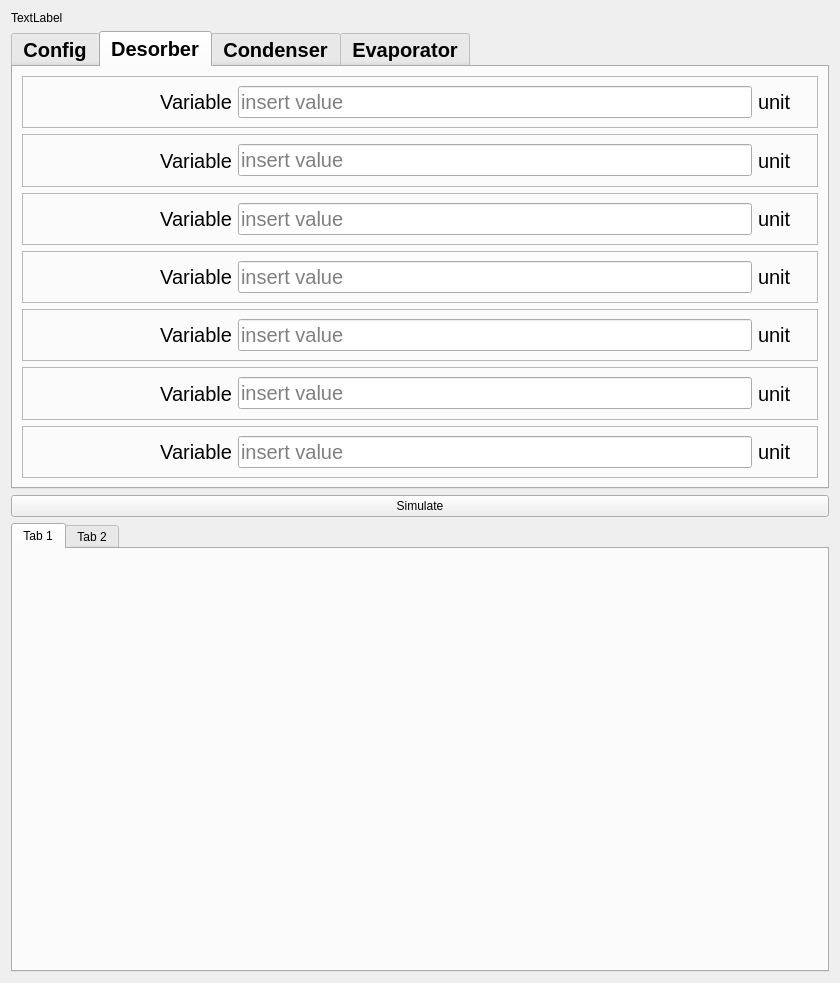
Above: HeatExchange.ui from diocore/HeatExchangerSimulation before the change. Below: the same form after it.
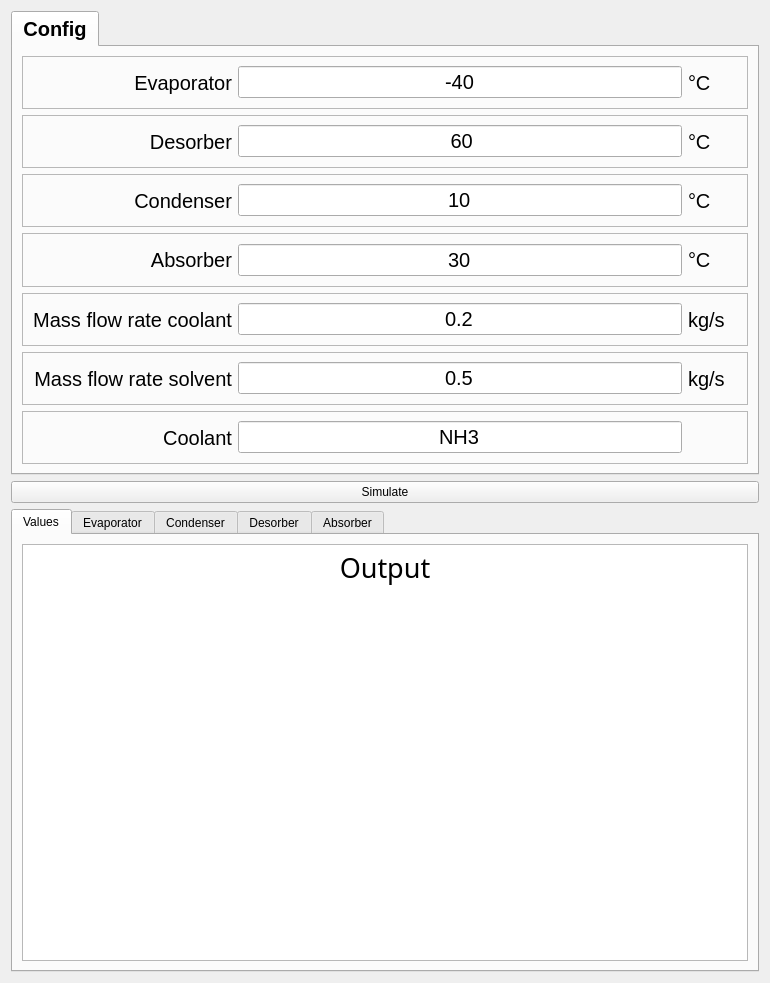
That is the form after the change. The open tabs and pages were chosen to show the change.

Patch:
```diff
--- a/HeatExchange.ui
+++ b/HeatExchange.ui
@@ -6,7 +6,7 @@
    <rect>
     <x>0</x>
     <y>0</y>
-    <width>840</width>
+    <width>770</width>
     <height>983</height>
    </rect>
   </property>
@@ -14,13 +14,6 @@
    <string>Form</string>
   </property>
   <layout class="QVBoxLayout" name="verticalLayout">
-   <item>
-    <widget class="QLabel" name="label_4">
-     <property name="text">
-      <string>TextLabel</string>
-     </property>
-    </widget>
-   </item>
    <item>
     <widget class="QTabWidget" name="tabWidget">
      <property name="font">
@@ -86,6 +79,15 @@
               <bold>false</bold>
              </font>
             </property>
+            <property name="text">
+             <string>-40</string>
+            </property>
+            <property name="frame">
+             <bool>true</bool>
+            </property>
+            <property name="alignment">
+             <set>Qt::AlignCenter</set>
+            </property>
             <property name="placeholderText">
              <string>insert value</string>
             </property>
@@ -158,6 +160,12 @@
               <bold>false</bold>
              </font>
             </property>
+            <property name="text">
+             <string> 60</string>
+            </property>
+            <property name="alignment">
+             <set>Qt::AlignCenter</set>
+            </property>
             <property name="placeholderText">
              <string>insert value</string>
             </property>
@@ -230,6 +238,12 @@
               <bold>false</bold>
              </font>
             </property>
+            <property name="text">
+             <string>10</string>
+            </property>
+            <property name="alignment">
+             <set>Qt::AlignCenter</set>
+            </property>
             <property name="placeholderText">
              <string>insert value</string>
             </property>
@@ -302,6 +316,12 @@
               <bold>false</bold>
              </font>
             </property>
+            <property name="text">
+             <string>30</string>
+            </property>
+            <property name="alignment">
+             <set>Qt::AlignCenter</set>
+            </property>
             <property name="placeholderText">
              <string>insert value</string>
             </property>
@@ -359,7 +379,7 @@
              </font>
             </property>
             <property name="text">
-             <string>Volumetric flow rate</string>
+             <string>Mass flow rate coolant</string>
             </property>
             <property name="alignment">
              <set>Qt::AlignRight|Qt::AlignTrailing|Qt::AlignVCenter</set>
@@ -374,6 +394,15 @@
               <bold>false</bold>
              </font>
             </property>
+            <property name="layoutDirection">
+             <enum>Qt::LeftToRight</enum>
+            </property>
+            <property name="text">
+             <string>0.2</string>
+            </property>
+            <property name="alignment">
+             <set>Qt::AlignCenter</set>
+            </property>
             <property name="placeholderText">
              <string>insert value</string>
             </property>
@@ -394,7 +423,85 @@
              </font>
             </property>
             <property name="text">
-             <string>m^3/s</string>
+             <string>kg/s</string>
+            </property>
+           </widget>
+          </item>
+         </layout>
+        </widget>
+       </item>
+       <item>
+        <widget class="QFrame" name="frame_8">
+         <property name="minimumSize">
+          <size>
+           <width>0</width>
+           <height>50</height>
+          </size>
+         </property>
+         <property name="frameShape">
+          <enum>QFrame::StyledPanel</enum>
+         </property>
+         <property name="frameShadow">
+          <enum>QFrame::Raised</enum>
+         </property>
+         <layout class="QHBoxLayout" name="horizontalLayout_7">
+          <item>
+           <widget class="QLabel" name="variable_17">
+            <property name="minimumSize">
+             <size>
+              <width>200</width>
+              <height>0</height>
+             </size>
+            </property>
+            <property name="font">
+             <font>
+              <weight>50</weight>
+              <bold>false</bold>
+             </font>
+            </property>
+            <property name="text">
+             <string>Mass flow rate solvent</string>
+            </property>
+            <property name="alignment">
+             <set>Qt::AlignRight|Qt::AlignTrailing|Qt::AlignVCenter</set>
+            </property>
+           </widget>
+          </item>
+          <item>
+           <widget class="QLineEdit" name="mass_flow_rate_solvent">
+            <property name="font">
+             <font>
+              <weight>50</weight>
+              <bold>false</bold>
+             </font>
+            </property>
+            <property name="text">
+             <string>0.5</string>
+            </property>
+            <property name="alignment">
+             <set>Qt::AlignCenter</set>
+            </property>
+            <property name="placeholderText">
+             <string>insert value</string>
+            </property>
+           </widget>
+          </item>
+          <item>
+           <widget class="QLabel" name="variable_unit_17">
+            <property name="minimumSize">
+             <size>
+              <width>50</width>
+              <height>0</height>
+             </size>
+            </property>
+            <property name="font">
+             <font>
+              <weight>50</weight>
+              <bold>false</bold>
+             </font>
+            </property>
+            <property name="text">
+             <string>kg/s</string>
             </property>
            </widget>
           </item>
@@ -446,6 +553,12 @@
               <bold>false</bold>
              </font>
             </property>
+            <property name="text">
+             <string>NH3</string>
+            </property>
+            <property name="alignment">
+             <set>Qt::AlignCenter</set>
+            </property>
             <property name="placeholderText">
              <string>insert value</string>
             </property>
@@ -473,517 +586,8 @@
          </layout>
         </widget>
        </item>
-       <item>
-        <widget class="QFrame" name="frame_8">
-         <property name="minimumSize">
-          <size>
-           <width>0</width>
-           <height>50</height>
-          </size>
-         </property>
-         <property name="frameShape">
-          <enum>QFrame::StyledPanel</enum>
-         </property>
-         <property name="frameShadow">
-          <enum>QFrame::Raised</enum>
-         </property>
-         <layout class="QHBoxLayout" name="horizontalLayout_7">
-          <item>
-           <widget class="QLabel" name="variable_17">
-            <property name="minimumSize">
-             <size>
-              <width>200</width>
-              <height>0</height>
-             </size>
-            </property>
-            <property name="font">
-             <font>
-              <weight>50</weight>
-              <bold>false</bold>
-             </font>
-            </property>
-            <property name="text">
-             <string>Variable</string>
-            </property>
-            <property name="alignment">
-             <set>Qt::AlignRight|Qt::AlignTrailing|Qt::AlignVCenter</set>
-            </property>
-           </widget>
-          </item>
-          <item>
-           <widget class="QLineEdit" name="variable_lineEdit_17">
-            <property name="font">
-             <font>
-              <weight>50</weight>
-              <bold>false</bold>
-             </font>
-            </property>
-            <property name="placeholderText">
-             <string>insert value</string>
-            </property>
-           </widget>
-          </item>
-          <item>
-           <widget class="QLabel" name="variable_unit_17">
-            <property name="minimumSize">
-             <size>
-              <width>50</width>
-              <height>0</height>
-             </size>
-            </property>
-            <property name="font">
-             <font>
-              <weight>50</weight>
-              <bold>false</bold>
-             </font>
-            </property>
-            <property name="text">
-             <string>unit</string>
-            </property>
-           </widget>
-          </item>
-         </layout>
-        </widget>
-       </item>
       </layout>
      </widget>
-     <widget class="QWidget" name="tab_2">
-      <attribute name="title">
-       <string>Desorber</string>
-      </attribute>
-      <layout class="QVBoxLayout" name="verticalLayout_3">
-       <item>
-        <widget class="QFrame" name="frame_9">
-         <property name="minimumSize">
-          <size>
-           <width>0</width>
-           <height>50</height>
-          </size>
-         </property>
-         <property name="font">
-          <font>
-           <weight>50</weight>
-           <bold>false</bold>
-          </font>
-         </property>
-         <property name="frameShape">
-          <enum>QFrame::StyledPanel</enum>
-         </property>
-         <property name="frameShadow">
-          <enum>QFrame::Raised</enum>
-         </property>
-         <layout class="QHBoxLayout" name="horizontalLayout_8">
-          <item>
-           <widget class="QLabel" name="variable_18">
-            <property name="minimumSize">
-             <size>
-              <width>200</width>
-              <height>0</height>
-             </size>
-            </property>
-            <property name="text">
-             <string>Variable</string>
-            </property>
-            <property name="alignment">
-             <set>Qt::AlignRight|Qt::AlignTrailing|Qt::AlignVCenter</set>
-            </property>
-           </widget>
-          </item>
-          <item>
-           <widget class="QLineEdit" name="variable_lineEdit_18">
-            <property name="placeholderText">
-             <string>insert value</string>
-            </property>
-           </widget>
-          </item>
-          <item>
-           <widget class="QLabel" name="variable_unit_18">
-            <property name="minimumSize">
-             <size>
-              <width>50</width>
-              <height>0</height>
-             </size>
-            </property>
-            <property name="text">
-             <string>unit</string>
-            </property>
-           </widget>
-          </item>
-         </layout>
-        </widget>
-       </item>
-       <item>
-        <widget class="QFrame" name="frame_10">
-         <property name="minimumSize">
-          <size>
-           <width>0</width>
-           <height>50</height>
-          </size>
-         </property>
-         <property name="font">
-          <font>
-           <weight>50</weight>
-           <bold>false</bold>
-          </font>
-         </property>
-         <property name="frameShape">
-          <enum>QFrame::StyledPanel</enum>
-         </property>
-         <property name="frameShadow">
-          <enum>QFrame::Raised</enum>
-         </property>
-         <layout class="QHBoxLayout" name="horizontalLayout_9">
-          <item>
-           <widget class="QLabel" name="variable_19">
-            <property name="minimumSize">
-             <size>
-              <width>200</width>
-              <height>0</height>
-             </size>
-            </property>
-            <property name="text">
-             <string>Variable</string>
-            </property>
-            <property name="alignment">
-             <set>Qt::AlignRight|Qt::AlignTrailing|Qt::AlignVCenter</set>
-            </property>
-           </widget>
-          </item>
-          <item>
-           <widget class="QLineEdit" name="variable_lineEdit_19">
-            <property name="placeholderText">
-             <string>insert value</string>
-            </property>
-           </widget>
-          </item>
-          <item>
-           <widget class="QLabel" name="variable_unit_19">
-            <property name="minimumSize">
-             <size>
-              <width>50</width>
-              <height>0</height>
-             </size>
-            </property>
-            <property name="text">
-             <string>unit</string>
-            </property>
-           </widget>
-          </item>
-         </layout>
-        </widget>
-       </item>
-       <item>
-        <widget class="QFrame" name="frame_14">
-         <property name="minimumSize">
-          <size>
-           <width>0</width>
-           <height>50</height>
-          </size>
-         </property>
-         <property name="font">
-          <font>
-           <weight>50</weight>
-           <bold>false</bold>
-          </font>
-         </property>
-         <property name="frameShape">
-          <enum>QFrame::StyledPanel</enum>
-         </property>
-         <property name="frameShadow">
-          <enum>QFrame::Raised</enum>
-         </property>
-         <layout class="QHBoxLayout" name="horizontalLayout_13">
-          <item>
-           <widget class="QLabel" name="variable_23">
-            <property name="minimumSize">
-             <size>
-              <width>200</width>
-              <height>0</height>
-             </size>
-            </property>
-            <property name="text">
-             <string>Variable</string>
-            </property>
-            <property name="alignment">
-             <set>Qt::AlignRight|Qt::AlignTrailing|Qt::AlignVCenter</set>
-            </property>
-           </widget>
-          </item>
-          <item>
-           <widget class="QLineEdit" name="variable_lineEdit_23">
-            <property name="placeholderText">
-             <string>insert value</string>
-            </property>
-           </widget>
-          </item>
-          <item>
-           <widget class="QLabel" name="variable_unit_23">
-            <property name="minimumSize">
-             <size>
-              <width>50</width>
-              <height>0</height>
-             </size>
-            </property>
-            <property name="text">
-             <string>unit</string>
-            </property>
-           </widget>
-          </item>
-         </layout>
-        </widget>
-       </item>
-       <item>
-        <widget class="QFrame" name="frame_11">
-         <property name="minimumSize">
-          <size>
-           <width>0</width>
-           <height>50</height>
-          </size>
-         </property>
-         <property name="font">
-          <font>
-           <weight>50</weight>
-           <bold>false</bold>
-          </font>
-         </property>
-         <property name="frameShape">
-          <enum>QFrame::StyledPanel</enum>
-         </property>
-         <property name="frameShadow">
-          <enum>QFrame::Raised</enum>
-         </property>
-         <layout class="QHBoxLayout" name="horizontalLayout_10">
-          <item>
-           <widget class="QLabel" name="variable_20">
-            <property name="minimumSize">
-             <size>
-              <width>200</width>
-              <height>0</height>
-             </size>
-            </property>
-            <property name="text">
-             <string>Variable</string>
-            </property>
-            <property name="alignment">
-             <set>Qt::AlignRight|Qt::AlignTrailing|Qt::AlignVCenter</set>
-            </property>
-           </widget>
-          </item>
-          <item>
-           <widget class="QLineEdit" name="variable_lineEdit_20">
-            <property name="placeholderText">
-             <string>insert value</string>
-            </property>
-           </widget>
-          </item>
-          <item>
-           <widget class="QLabel" name="variable_unit_20">
-            <property name="minimumSize">
-             <size>
-              <width>50</width>
-              <height>0</height>
-             </size>
-            </property>
-            <property name="text">
-             <string>unit</string>
-            </property>
-           </widget>
-          </item>
-         </layout>
-        </widget>
-       </item>
-       <item>
-        <widget class="QFrame" name="frame_13">
-         <property name="minimumSize">
-          <size>
-           <width>0</width>
-           <height>50</height>
-          </size>
-         </property>
-         <property name="font">
-          <font>
-           <weight>50</weight>
-           <bold>false</bold>
-          </font>
-         </property>
-         <property name="frameShape">
-          <enum>QFrame::StyledPanel</enum>
-         </property>
-         <property name="frameShadow">
-          <enum>QFrame::Raised</enum>
-         </property>
-         <layout class="QHBoxLayout" name="horizontalLayout_12">
-          <item>
-           <widget class="QLabel" name="variable_22">
-            <property name="minimumSize">
-             <size>
-              <width>200</width>
-              <height>0</height>
-             </size>
-            </property>
-            <property name="text">
-             <string>Variable</string>
-            </property>
-            <property name="alignment">
-             <set>Qt::AlignRight|Qt::AlignTrailing|Qt::AlignVCenter</set>
-            </property>
-           </widget>
-          </item>
-          <item>
-           <widget class="QLineEdit" name="variable_lineEdit_22">
-            <property name="placeholderText">
-             <string>insert value</string>
-            </property>
-           </widget>
-          </item>
-          <item>
-           <widget class="QLabel" name="variable_unit_22">
-            <property name="minimumSize">
-             <size>
-              <width>50</width>
-              <height>0</height>
-             </size>
-            </property>
-            <property name="text">
-             <string>unit</string>
-            </property>
-           </widget>
-          </item>
-         </layout>
-        </widget>
-       </item>
-       <item>
-        <widget class="QFrame" name="frame_15">
-         <property name="minimumSize">
-          <size>
-           <width>0</width>
-           <height>50</height>
-          </size>
-         </property>
-         <property name="font">
-          <font>
-           <weight>50</weight>
-           <bold>false</bold>
-          </font>
-         </property>
-         <property name="frameShape">
-          <enum>QFrame::StyledPanel</enum>
-         </property>
-         <property name="frameShadow">
-          <enum>QFrame::Raised</enum>
-         </property>
-         <layout class="QHBoxLayout" name="horizontalLayout_14">
-          <item>
-           <widget class="QLabel" name="variable_24">
-            <property name="minimumSize">
-             <size>
-              <width>200</width>
-              <height>0</height>
-             </size>
-            </property>
-            <property name="text">
-             <string>Variable</string>
-            </property>
-            <property name="alignment">
-             <set>Qt::AlignRight|Qt::AlignTrailing|Qt::AlignVCenter</set>
-            </property>
-           </widget>
-          </item>
-          <item>
-           <widget class="QLineEdit" name="variable_lineEdit_24">
-            <property name="placeholderText">
-             <string>insert value</string>
-            </property>
-           </widget>
-          </item>
-          <item>
-           <widget class="QLabel" name="variable_unit_24">
-            <property name="minimumSize">
-             <size>
-              <width>50</width>
-              <height>0</height>
-             </size>
-            </property>
-            <property name="text">
-             <string>unit</string>
-            </property>
-           </widget>
-          </item>
-         </layout>
-        </widget>
-       </item>
-       <item>
-        <widget class="QFrame" name="frame_12">
-         <property name="minimumSize">
-          <size>
-           <width>0</width>
-           <height>50</height>
-          </size>
-         </property>
-         <property name="font">
-          <font>
-           <weight>50</weight>
-           <bold>false</bold>
-          </font>
-         </property>
-         <property name="frameShape">
-          <enum>QFrame::StyledPanel</enum>
-         </property>
-         <property name="frameShadow">
-          <enum>QFrame::Raised</enum>
-         </property>
-         <layout class="QHBoxLayout" name="horizontalLayout_11">
-          <item>
-           <widget class="QLabel" name="variable_21">
-            <property name="minimumSize">
-             <size>
-              <width>200</width>
-              <height>0</height>
-             </size>
-            </property>
-            <property name="text">
-             <string>Variable</string>
-            </property>
-            <property name="alignment">
-             <set>Qt::AlignRight|Qt::AlignTrailing|Qt::AlignVCenter</set>
-            </property>
-           </widget>
-          </item>
-          <item>
-           <widget class="QLineEdit" name="variable_lineEdit_21">
-            <property name="placeholderText">
-             <string>insert value</string>
-            </property>
-           </widget>
-          </item>
-          <item>
-           <widget class="QLabel" name="variable_unit_21">
-            <property name="minimumSize">
-             <size>
-              <width>50</width>
-              <height>0</height>
-             </size>
-            </property>
-            <property name="text">
-             <string>unit</string>
-            </property>
-           </widget>
-          </item>
-         </layout>
-        </widget>
-       </item>
-      </layout>
-     </widget>
-     <widget class="QWidget" name="tab_3">
-      <attribute name="title">
-       <string>Condenser</string>
-      </attribute>
-     </widget>
-     <widget class="QWidget" name="tab_4">
-      <attribute name="title">
-       <string>Evaporator</string>
-      </attribute>
-     </widget>
     </widget>
    </item>
    <item>
@@ -998,6 +602,38 @@
      <property name="currentIndex">
       <number>0</number>
      </property>
+     <widget class="QWidget" name="tab_7">
+      <attribute name="title">
+       <string>Values</string>
+      </attribute>
+      <layout class="QHBoxLayout" name="horizontalLayout_15">
+       <item>
+        <widget class="QTextEdit" name="textEditValues">
+         <property name="enabled">
+          <bool>true</bool>
+         </property>
+         <property name="font">
+          <font>
+           <family>MS Gothic</family>
+           <pointsize>45</pointsize>
+           <weight>75</weight>
+           <bold>true</bold>
+          </font>
+         </property>
+         <property name="readOnly">
+          <bool>true</bool>
+         </property>
+         <property name="html">
+          <string>&lt;!DOCTYPE HTML PUBLIC &quot;-//W3C//DTD HTML 4.0//EN&quot; &quot;http://www.w3.org/TR/REC-html40/strict.dtd&quot;&gt;
+&lt;html&gt;&lt;head&gt;&lt;meta name=&quot;qrichtext&quot; content=&quot;1&quot; /&gt;&lt;style type=&quot;text/css&quot;&gt;
+p, li { white-space: pre-wrap; }
+&lt;/style&gt;&lt;/head&gt;&lt;body style=&quot; font-family:'MS Gothic'; font-size:45pt; font-weight:600; font-style:normal;&quot;&gt;
+&lt;p align=&quot;center&quot; style=&quot; margin-top:0px; margin-bottom:0px; margin-left:0px; margin-right:0px; -qt-block-indent:0; text-indent:0px;&quot;&gt;&lt;span style=&quot; font-family:'MS Shell Dlg 2'; font-size:20pt; font-weight:400;&quot;&gt;Output&lt;/span&gt;&lt;/p&gt;&lt;/body&gt;&lt;/html&gt;</string>
+         </property>
+        </widget>
+       </item>
+      </layout>
+     </widget>
      <widget class="QWidget" name="tab_5">
       <property name="sizePolicy">
        <sizepolicy hsizetype="Expanding" vsizetype="Expanding">
@@ -1006,7 +642,7 @@
        </sizepolicy>
       </property>
       <attribute name="title">
-       <string>Tab 1</string>
+       <string>Evaporator</string>
       </attribute>
       <layout class="QVBoxLayout" name="verticalLayout_5">
        <item>
@@ -1016,8 +652,33 @@
      </widget>
      <widget class="QWidget" name="tab_6">
       <attribute name="title">
-       <string>Tab 2</string>
+       <string>Condenser</string>
       </attribute>
+      <layout class="QHBoxLayout" name="horizontalLayout_16">
+       <item>
+        <layout class="QVBoxLayout" name="LayoutCondenserPlot"/>
+       </item>
+      </layout>
+     </widget>
+     <widget class="QWidget" name="tab_8">
+      <attribute name="title">
+       <string>Desorber</string>
+      </attribute>
+      <layout class="QVBoxLayout" name="verticalLayout_7">
+       <item>
+        <layout class="QVBoxLayout" name="LayoutDesorberPlot"/>
+       </item>
+      </layout>
+     </widget>
+     <widget class="QWidget" name="tab_9">
+      <attribute name="title">
+       <string>Absorber</string>
+      </attribute>
+      <layout class="QVBoxLayout" name="verticalLayout_9">
+       <item>
+        <layout class="QVBoxLayout" name="LayoutAbsorberPlot"/>
+       </item>
+      </layout>
      </widget>
     </widget>
    </item>
```
Left out of the diff: 6 changed lines with no effect on the pictures.
